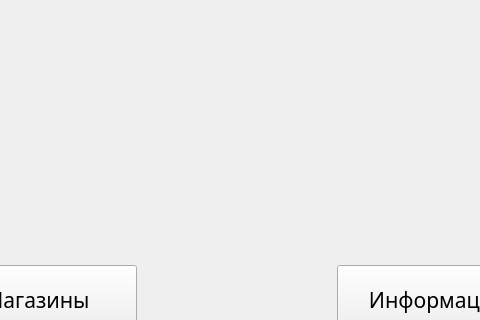
First picture: the form in Robot/design/ui/user/main_menu.ui, repository NikshetSteh/TransportationEngineers, before the edit; both pictures show x 271 to 751 and y 0 to 320 of the 1024 by 600 pixel window.
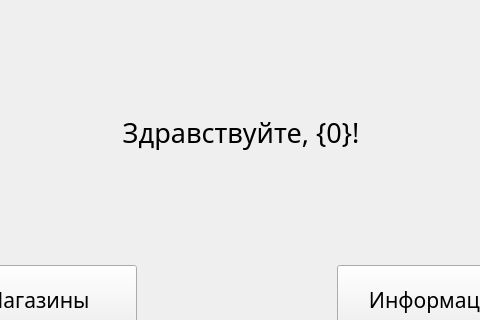
Second picture: the form after the edit.

Commit message: Add user menu window

Diff of the .ui file:
```diff
--- a/Robot/design/ui/user/main_menu.ui
+++ b/Robot/design/ui/user/main_menu.ui
@@ -52,6 +52,28 @@
      <string>Информация</string>
     </property>
    </widget>
+   <widget class="QLabel" name="welcomeLabel">
+    <property name="geometry">
+     <rect>
+      <x>0</x>
+      <y>0</y>
+      <width>1024</width>
+      <height>265</height>
+     </rect>
+    </property>
+    <property name="font">
+     <font>
+      <family>Rubik</family>
+      <pointsize>20</pointsize>
+     </font>
+    </property>
+    <property name="text">
+     <string>Здравствуйте, {0}!</string>
+    </property>
+    <property name="alignment">
+     <set>Qt::AlignmentFlag::AlignCenter</set>
+    </property>
+   </widget>
   </widget>
  </widget>
  <resources/>
```
The commit also changes 7 other files.
